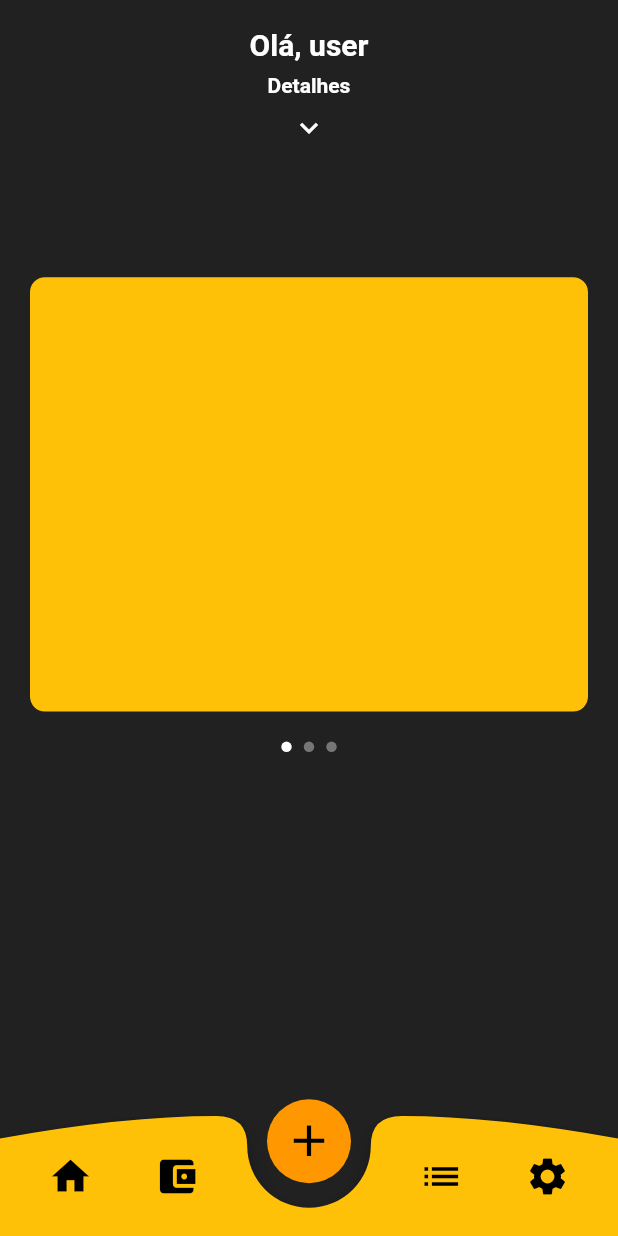
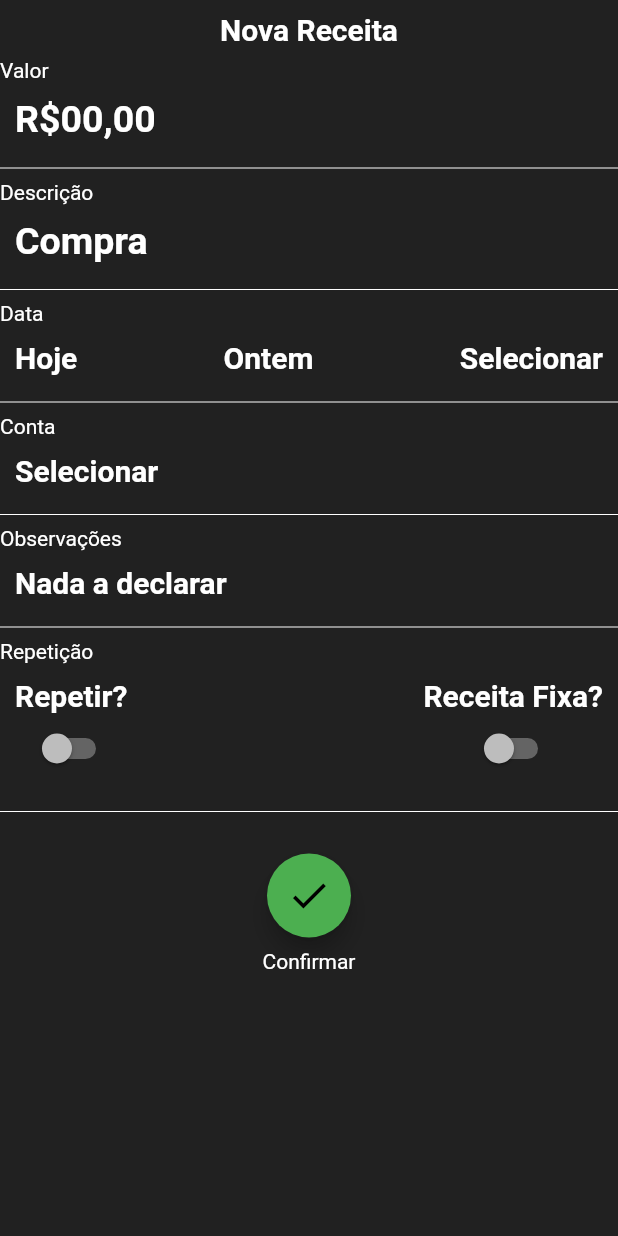
Before and after one commit to Mateus3578/CurrencyManager, a Flutter app: the screen it shows after launch, on a phone screen of 412 x 824 dp. Run offline on Flutter 3.47's test engine with Material 2 defaults, Android fonts, the light colour scheme and no system bars.

Commit message:
Nova receita
+ Criação dos arquivos das telas de adição de despesa, receita etc. Sim apenas os arquivos.

+ Desenvolvendo a tela de adição de nova receita.

```diff
--- a/lib/main.dart
+++ b/lib/main.dart
@@ -1,5 +1,6 @@
 import 'package:flutter/material.dart';
 import 'package:flutter/services.dart';
+import 'package:tc/pages/new/new_revenue.dart';
 import 'package:tc/pages/splash/my_splash.dart';
 
 void main() {
@@ -22,7 +23,9 @@ class MyApp extends StatelessWidget {
       title: "{insert_name}",
       // Dark mode >>>>> Light mode
       theme: ThemeData(brightness: Brightness.dark),
-      home: MySplash(),
+      home: NewRevenue(
+        color: Colors.green,
+      ),
     );
   }
 }
--- /dev/null
+++ b/lib/pages/new/new_card_expense.dart
@@ -0,0 +1,15 @@
+import 'package:flutter/material.dart';
+
+class NewCardExpense extends StatefulWidget {
+  const NewCardExpense({Key? key}) : super(key: key);
+
+  @override
+  _NewCardExpenseState createState() => _NewCardExpenseState();
+}
+
+class _NewCardExpenseState extends State<NewCardExpense> {
+  @override
+  Widget build(BuildContext context) {
+    return Container();
+  }
+}
--- /dev/null
+++ b/lib/pages/new/new_expense.dart
@@ -0,0 +1,15 @@
+import 'package:flutter/material.dart';
+
+class NewExpense extends StatefulWidget {
+  const NewExpense({Key? key}) : super(key: key);
+
+  @override
+  _NewExpenseState createState() => _NewExpenseState();
+}
+
+class _NewExpenseState extends State<NewExpense> {
+  @override
+  Widget build(BuildContext context) {
+    return Container();
+  }
+}
--- /dev/null
+++ b/lib/pages/new/new_revenue.dart
@@ -0,0 +1,248 @@
+import 'package:flutter/material.dart';
+
+class NewRevenue extends StatefulWidget {
+  final MaterialColor color;
+  const NewRevenue({Key? key, required this.color}) : super(key: key);
+
+  @override
+  _NewRevenueState createState() => _NewRevenueState();
+}
+
+class _NewRevenueState extends State<NewRevenue> {
+  bool _isFixed = false;
+  bool _isRepeatable = false;
+
+  @override
+  Widget build(BuildContext context) {
+    return Scaffold(
+      backgroundColor: Colors.grey[900],
+      body: Stack(
+        alignment: Alignment.topCenter,
+        children: <Widget>[
+          Column(
+            children: <Widget>[
+              SizedBox(
+                height: MediaQuery.of(context).padding.top,
+              ),
+              // Título
+              Container(
+                child: Column(
+                  mainAxisAlignment: MainAxisAlignment.center,
+                  children: [
+                    Padding(
+                      padding: const EdgeInsets.all(8.0),
+                      child: Row(
+                        mainAxisAlignment: MainAxisAlignment.center,
+                        children: <Widget>[
+                          Text(
+                            "Nova Receita",
+                            style: TextStyle(
+                              fontWeight: FontWeight.bold,
+                              fontSize: 20,
+                            ),
+                          ),
+                        ],
+                      ),
+                    ),
+                  ],
+                ),
+              ),
+              // Dados
+              Container(
+                child: Column(
+                  children: [
+                    Row(children: [Text("Valor")]),
+                    Padding(
+                      padding: const EdgeInsets.all(10.0),
+                      child: Row(
+                        children: [
+                          Text(
+                            "R\$00,00",
+                            style: TextStyle(
+                              fontWeight: FontWeight.bold,
+                              fontSize: 25,
+                            ),
+                          ),
+                        ],
+                      ),
+                    ),
+                    Divider(color: Colors.white),
+                    Row(children: [Text("Descrição")]),
+                    Padding(
+                      padding: const EdgeInsets.all(10.0),
+                      child: Row(
+                        children: [
+                          Text(
+                            "Compra",
+                            style: TextStyle(
+                              fontWeight: FontWeight.bold,
+                              fontSize: 25,
+                            ),
+                          ),
+                        ],
+                      ),
+                    ),
+                    Divider(color: Colors.white),
+                    Row(children: [Text("Data")]),
+                    Padding(
+                      padding: const EdgeInsets.all(10.0),
+                      child: Row(
+                        mainAxisAlignment: MainAxisAlignment.spaceBetween,
+                        children: [
+                          Text(
+                            "Hoje",
+                            style: TextStyle(
+                              fontWeight: FontWeight.bold,
+                              fontSize: 20,
+                            ),
+                          ),
+                          Text(
+                            "Ontem",
+                            style: TextStyle(
+                              fontWeight: FontWeight.bold,
+                              fontSize: 20,
+                            ),
+                          ),
+                          Text(
+                            "Selecionar",
+                            style: TextStyle(
+                              fontWeight: FontWeight.bold,
+                              fontSize: 20,
+                            ),
+                          ),
+                        ],
+                      ),
+                    ),
+                    Divider(color: Colors.white),
+                    Row(children: [Text("Conta")]),
+                    Padding(
+                      padding: const EdgeInsets.all(10.0),
+                      child: Row(
+                        children: [
+                          Text(
+                            "Selecionar",
+                            style: TextStyle(
+                              fontWeight: FontWeight.bold,
+                              fontSize: 20,
+                            ),
+                          ),
+                        ],
+                      ),
+                    ),
+                    Divider(color: Colors.white),
+                    Row(children: [Text("Observações")]),
+                    Padding(
+                      padding: const EdgeInsets.all(10.0),
+                      child: Row(
+                        children: [
+                          Text(
+                            "Nada a declarar",
+                            style: TextStyle(
+                              fontWeight: FontWeight.bold,
+                              fontSize: 20,
+                            ),
+                          )
+                        ],
+                      ),
+                    ),
+                    Divider(color: Colors.white),
+                    Row(children: [Text("Repetição")]),
+                    Padding(
+                      padding: const EdgeInsets.all(10.0),
+                      child: Row(
+                        mainAxisAlignment: MainAxisAlignment.spaceBetween,
+                        children: [
+                          Column(
+                            children: [
+                              Row(
+                                children: [
+                                  Text(
+                                    "Repetir?",
+                                    style: TextStyle(
+                                      fontWeight: FontWeight.bold,
+                                      fontSize: 20,
+                                    ),
+                                  ),
+                                ],
+                              ),
+                              Row(
+                                children: [
+                                  Switch(
+                                    value: _isRepeatable,
+                                    onChanged: (value) {
+                                      setState(() {
+                                        _isRepeatable = value;
+                                      });
+                                    },
+                                    activeTrackColor: widget.color,
+                                    activeColor: widget.color,
+                                  ),
+                                ],
+                              ),
+                            ],
+                          ),
+                          Column(
+                            children: [
+                              Row(
+                                children: [
+                                  Text(
+                                    "Receita Fixa?",
+                                    style: TextStyle(
+                                      fontWeight: FontWeight.bold,
+                                      fontSize: 20,
+                                    ),
+                                  ),
+                                ],
+                              ),
+                              Row(
+                                children: [
+                                  Switch(
+                                    value: _isFixed,
+                                    onChanged: (value) {
+                                      setState(() {
+                                        _isFixed = value;
+                                      });
+                                    },
+                                    activeTrackColor: widget.color,
+                                    activeColor: widget.color,
+                                  ),
+                                ],
+                              ),
+                            ],
+                          ),
+                        ],
+                      ),
+                    ),
+                    Divider(color: Colors.white),
+                  ],
+                ),
+              ),
+              // Confirmação
+              Container(
+                child: Padding(
+                  padding: const EdgeInsets.all(20.0),
+                  child: Column(
+                    children: [
+                      FloatingActionButton(
+                        onPressed: () {},
+                        backgroundColor: widget.color,
+                        child: Icon(
+                          Icons.check,
+                          size: 30,
+                        ),
+                      ),
+                      Padding(
+                        padding: const EdgeInsets.all(8.0),
+                        child: Text("Confirmar"),
+                      ),
+                    ],
+                  ),
+                ),
+              ),
+            ],
+          ),
+        ],
+      ),
+    );
+  }
+}
--- a/lib/pages/new/new_transaction.dart
+++ b/lib/pages/new/new_transaction.dart
@@ -1,4 +1,5 @@
 import 'package:flutter/material.dart';
+import 'package:tc/pages/new/new_revenue.dart';
 
 class NewTransaction extends StatefulWidget {
   const NewTransaction({Key? key}) : super(key: key);
@@ -25,7 +26,16 @@ class _NewTransactionState extends State<NewTransaction> {
                   child: Column(
                     children: [
                       FloatingActionButton(
-                        onPressed: () {},
+                        onPressed: () {
+                          Navigator.push(
+                            context,
+                            MaterialPageRoute(
+                              builder: (context) => NewRevenue(
+                                color: Colors.green,
+                              ),
+                            ),
+                          );
+                        },
                         backgroundColor: Colors.green,
                         child: Icon(
                           Icons.arrow_upward_rounded,
--- /dev/null
+++ b/lib/pages/new/new_transfer.dart
@@ -0,0 +1,15 @@
+import 'package:flutter/material.dart';
+
+class NewTransfer extends StatefulWidget {
+  const NewTransfer({Key? key}) : super(key: key);
+
+  @override
+  _NewTransferState createState() => _NewTransferState();
+}
+
+class _NewTransferState extends State<NewTransfer> {
+  @override
+  Widget build(BuildContext context) {
+    return Container();
+  }
+}
```
